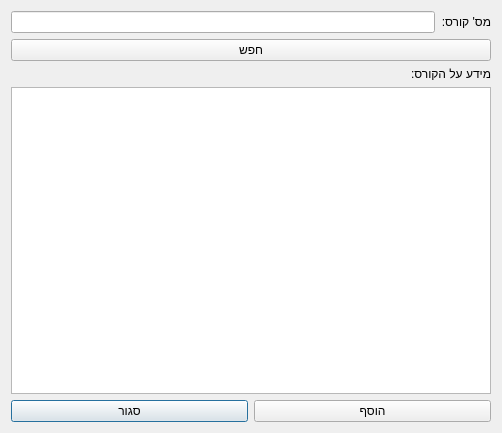
Old version of the form findDialog.ui in the repository Mitnitsky/Degree-Planer.
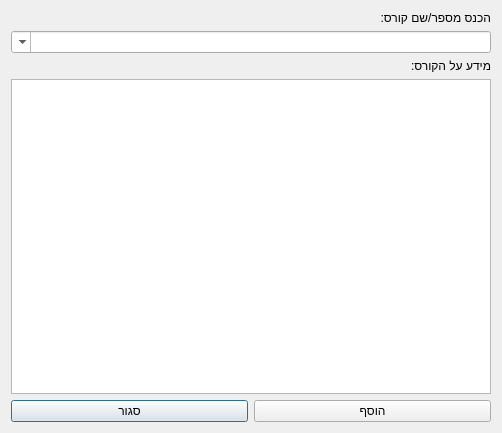
New version of the form.

Commit message: start workin on auto-complete

The edit to the form file:
```diff
--- a/findDialog.ui
+++ b/findDialog.ui
@@ -16,23 +16,13 @@
   <layout class="QGridLayout" name="gridLayout">
    <item row="0" column="0">
     <layout class="QHBoxLayout" name="horizontalLayout">
-     <item>
-      <widget class="QLineEdit" name="course_num_in">
-       <property name="inputMethodHints">
-        <set>Qt::ImhDigitsOnly</set>
-       </property>
-       <property name="text">
-        <string/>
-       </property>
-       <property name="alignment">
-        <set>Qt::AlignRight|Qt::AlignTrailing|Qt::AlignVCenter</set>
-       </property>
-      </widget>
-     </item>
      <item>
       <widget class="QLabel" name="course_num_label">
+       <property name="styleSheet">
+        <string notr="true">font: 12pt &quot;Noto Sans&quot;;</string>
+       </property>
        <property name="text">
-        <string>מס' קורס:</string>
+        <string>הכנס מספר/שם קורס:</string>
        </property>
       </widget>
      </item>
@@ -59,20 +49,29 @@
    <item row="1" column="0">
     <layout class="QVBoxLayout" name="verticalLayout">
      <item>
-      <widget class="QPushButton" name="find_course_button">
-       <property name="sizePolicy">
-        <sizepolicy hsizetype="Minimum" vsizetype="Fixed">
-         <horstretch>0</horstretch>
-         <verstretch>0</verstretch>
-        </sizepolicy>
+      <widget class="QComboBox" name="comboBox">
+       <property name="toolTip">
+        <string>&lt;html&gt;&lt;head/&gt;&lt;body&gt;&lt;p align=&quot;right&quot;&gt;מראה 50 התאמות ראשונות&lt;/p&gt;&lt;/body&gt;&lt;/html&gt;</string>
        </property>
-       <property name="text">
-        <string>חפש</string>
+       <property name="layoutDirection">
+        <enum>Qt::RightToLeft</enum>
+       </property>
+       <property name="editable">
+        <bool>true</bool>
+       </property>
+       <property name="currentText">
+        <string/>
+       </property>
+       <property name="maxVisibleItems">
+        <number>50</number>
        </property>
       </widget>
      </item>
      <item>
       <widget class="QLabel" name="course_info_label">
+       <property name="styleSheet">
+        <string notr="true">font: 12pt &quot;Noto Sans&quot;;</string>
+       </property>
        <property name="text">
         <string>מידע על הקורס:</string>
        </property>
```
Left out of the diff: 2 changed lines with no effect on the pictures. The commit also changes 2 other files.
